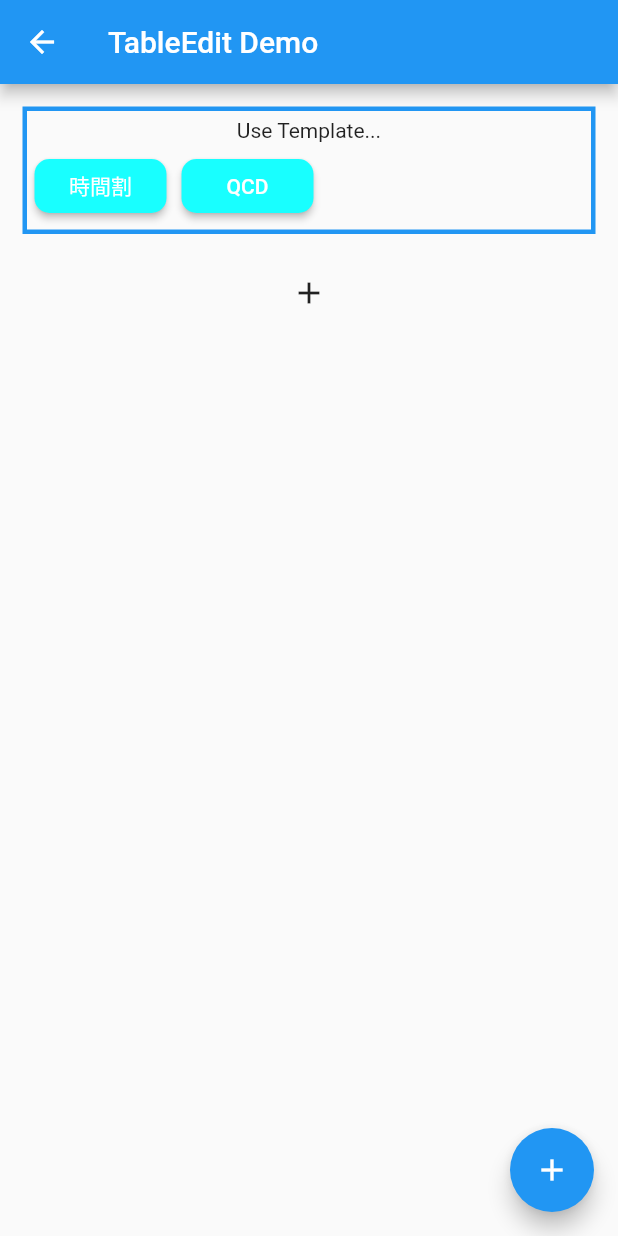
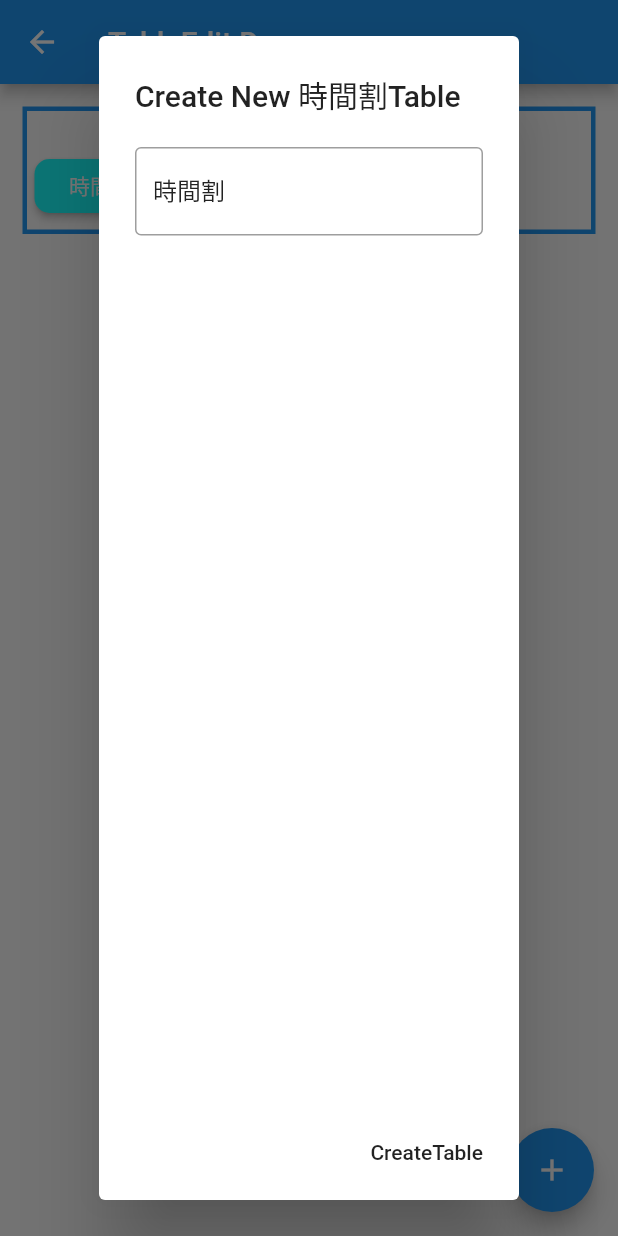
Before and after one commit to yuuto1228/tableEditFile, a Flutter app: the MyHomePage screen opened by its route, after a tap on "時間割", on a phone screen of 412 x 824 dp. Run offline on Flutter 3.47's test engine with Material 2 defaults, Android fonts, the phone set to English and light mode, and no system bars; our stand-ins replace cloud_firestore, firebase_auth, google_sign_in; missing offline and left inert: dart:html, dart:js, firebase; accounts and stored records are empty.

Commit message:
first commit

```diff
--- a/lib/main.dart
+++ b/lib/main.dart
@@ -149,6 +149,7 @@ class MyHomePage extends StatefulWidget {
 class _MyHomePageState extends State<MyHomePage> {
   var count = 1;
   String m_inputedValue="";
+  String type = "";
 
 
   @override
@@ -185,7 +186,10 @@ class _MyHomePageState extends State<MyHomePage> {
                           shape: RoundedRectangleBorder(
                             borderRadius: BorderRadius.circular(10.0),
                           ),
-                          onPressed: () {},
+                          onPressed: () {
+                          type="時間割";
+                          createTemplateCollection(context, type);
+                          }
                         ),
                         SizedBox(width: 10,),
                         RaisedButton(
@@ -195,7 +199,10 @@ class _MyHomePageState extends State<MyHomePage> {
                           shape: RoundedRectangleBorder(
                             borderRadius: BorderRadius.circular(10.0),
                           ),
-                          onPressed: () {},
+                          onPressed: () {
+                            type="QCD";
+                            createTemplateCollection(context, type);
+                          },
                         ),
                       ],
                     ),
@@ -366,14 +373,72 @@ class _MyHomePageState extends State<MyHomePage> {
     );//showdialog
   }//showEditdialog
   createTemplateCollection(context,type){
-    var newname = type;
+    var newName = type;
+    var newKeys = [];
+    var newTmpNameCnt = new TextEditingController(text: type);
+    bool flag = true;
 
     //template指定
-    if(type==){
+    if(type=="時間割"){
+      newKeys = ["時間","月","火","水","木","金","土","日"];
 
-    }else if(type==){
+    }else if(type=="QCD"){
+      newKeys = ["Quality（品質）","Cost（原価）","Delivery（納期）"];
 
     }
+
+    showDialog(
+      context: context,
+        barrierDismissible: false,
+        builder: (BuildContext context) {
+          return StatefulBuilder(
+            builder: (context, setState) {
+              return AlertDialog(
+                title: Text("Create New " + type + "Table"),
+                content: Column( //column1
+                  crossAxisAlignment: CrossAxisAlignment.center,
+                  children: <Widget>[
+                    TextField(
+                        controller: newTmpNameCnt,
+                        decoration: InputDecoration(
+                          border: OutlineInputBorder(),
+                          //labelText: "value input",
+                          hintText: "Table Name",
+                        ),
+                        onChanged: (text) {
+                          // 入力値を変数に格納する。
+                          flag = true;
+                          //setState(() {});
+                        }
+                    ),
+                  ],
+                ),
+
+                actions: <Widget>[
+                  FlatButton(
+                    child: const Text("CreateTable"),
+                    onPressed: () {
+                      if (newTmpNameCnt.text.length == 0) {
+                        flag = false;
+                      }
+                      if (flag == true) {
+                        newName = newTmpNameCnt.text;
+                        debugPrint(newName);
+                        debugPrint(newKeys.toString());
+                        addNewCollection(newName, newKeys);
+                        Navigator.of(context).pop();
+                        //showDemoDialog(context);
+                      }
+                    },
+                  ),
+                ],
+
+              );
+            },
+          );
+        }
+
+    );
 
   }
 
```
